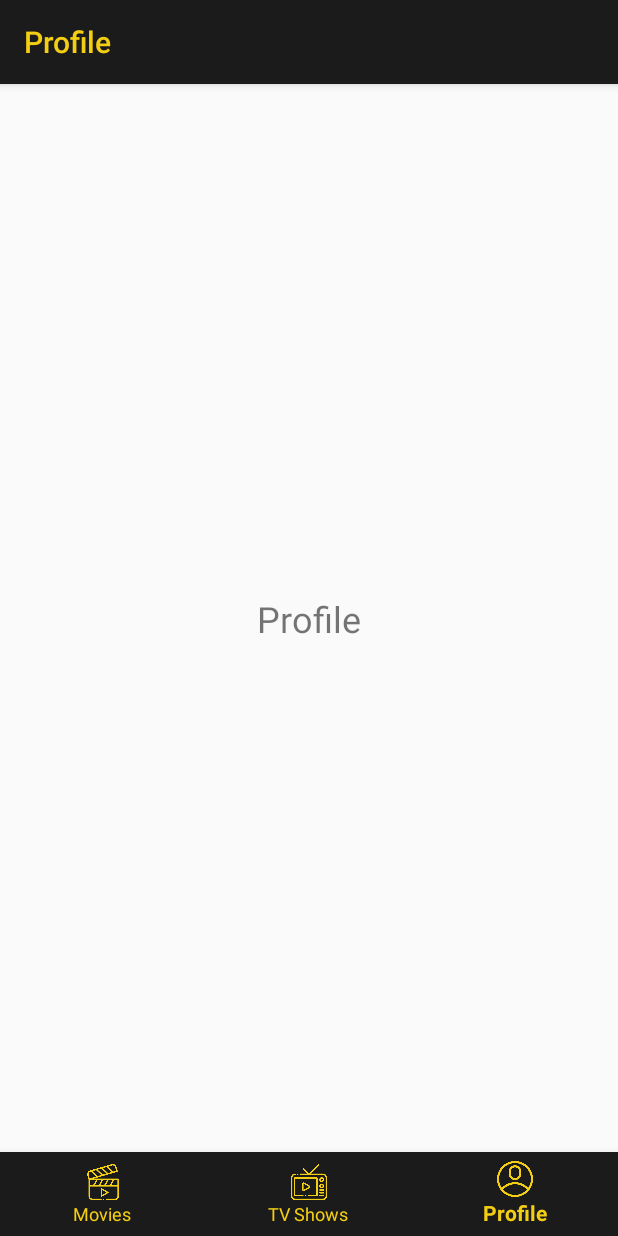
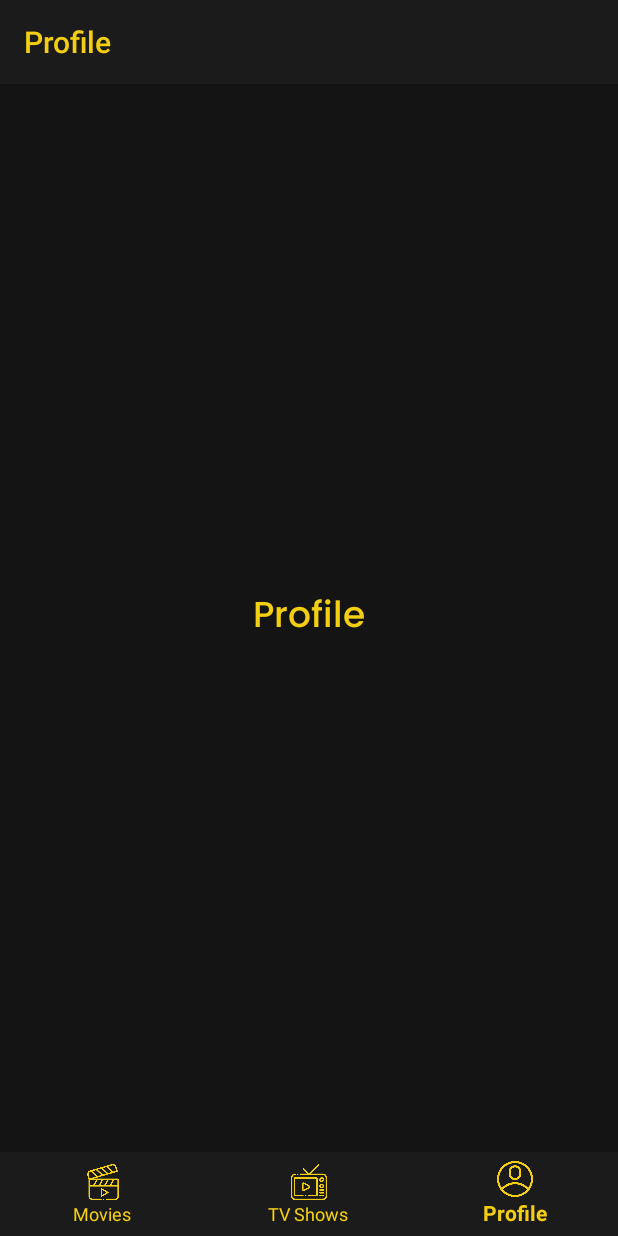
Before and after one commit to muammarahlnn/movie-app, an Android app: the screen it shows after launch (MainActivity), item 3 of the bottom bar chosen, on a phone screen of 412 x 824 dp. Run offline under Robolectric (Android 15) with nearby library versions, the phone set to English and light mode, and no system bars.

Commit message:
fix ProfileFragment's UI

```diff
--- a/app/src/main/res/layout/fragment_profile.xml
+++ b/app/src/main/res/layout/fragment_profile.xml
@@ -3,13 +3,16 @@
     xmlns:app="http://schemas.android.com/apk/res-auto"
     xmlns:tools="http://schemas.android.com/tools"
     android:layout_width="match_parent"
-    android:layout_height="match_parent">
+    android:layout_height="match_parent"
+    android:background="@color/black_taskbar">
 
     <TextView
         android:layout_width="wrap_content"
         android:layout_height="wrap_content"
         android:text="@string/label_profile"
         android:textSize="24sp"
+        android:textColor="@color/yellow_primary"
+        android:fontFamily="@font/poppins_medium"
 
         app:layout_constraintBottom_toBottomOf="parent"
         app:layout_constraintEnd_toEndOf="parent"
```
